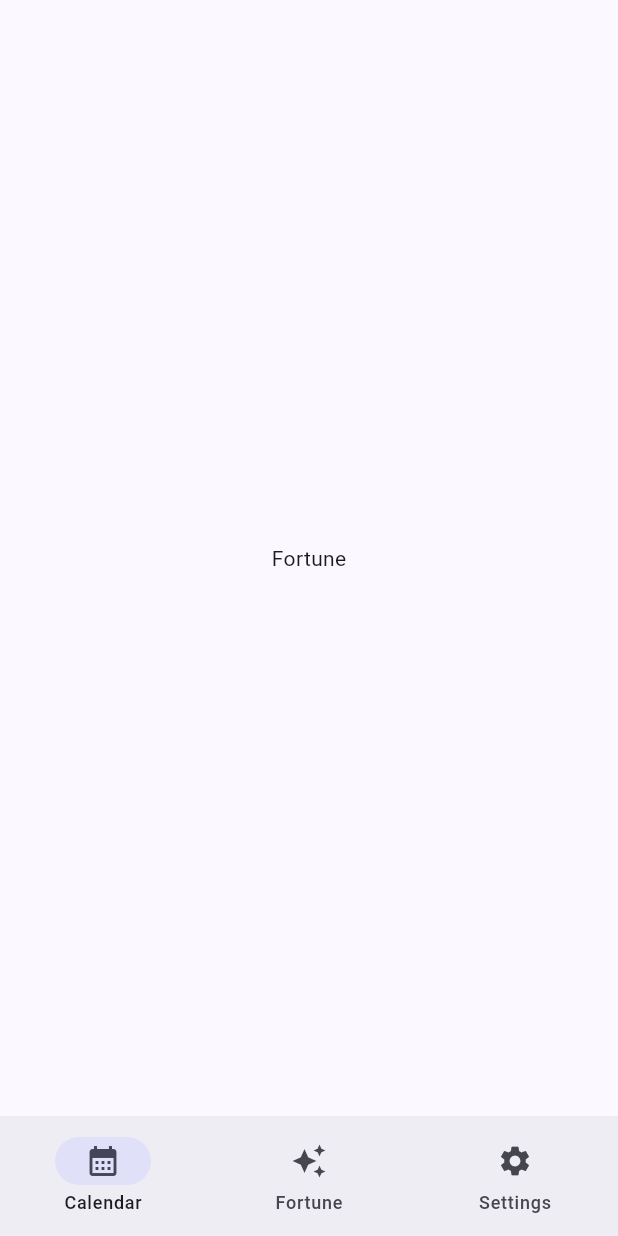
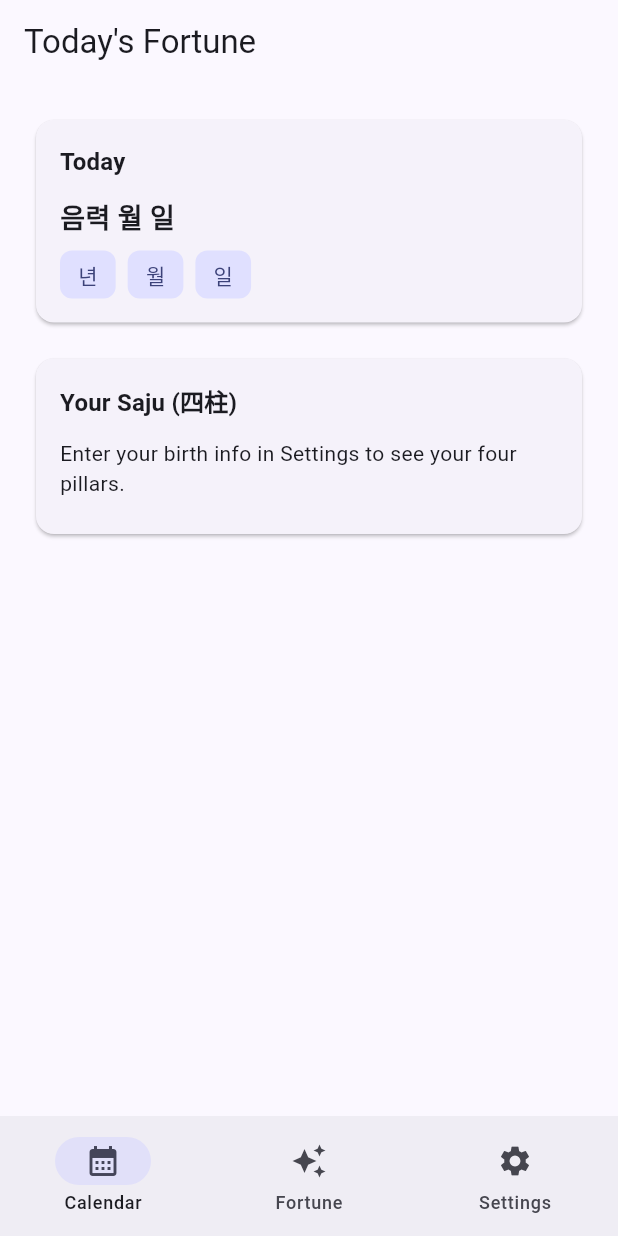
Before and after one commit to gridnflow/lunar_calendar, a Flutter app: the FortuneScreen screen opened by its route, on a phone screen of 412 x 824 dp. Run offline on Flutter 3.47's test engine with Material 3 defaults, Android fonts, the phone set to English and light mode, and no system bars; our stand-ins replace cloud_firestore, firebase_auth, firebase_core, flutter_riverpod, go_router, google_sign_in; missing offline and left inert: lunar; accounts and stored records are empty.

Commit message:
feat: add LunarService and Fortune screen with saju/four-pillars display
- Add LunarService wrapping the lunar package for lunar/solar conversion,
  day/month/year pillars, solar terms, lunar birthday date generation,
  and saju (four pillars) calculation
- Implement FortuneScreen showing today's lunar date, GanZhi pillars,
  solar term chip, and personalized saju card from user's birth info

```diff
--- a/lib/features/fortune/presentation/fortune_screen.dart
+++ b/lib/features/fortune/presentation/fortune_screen.dart
@@ -1,12 +1,169 @@
 import 'package:flutter/material.dart';
+import 'package:flutter_riverpod/flutter_riverpod.dart';
+import 'package:firebase_auth/firebase_auth.dart';
 
-class FortuneScreen extends StatelessWidget {
+import '../../../core/services/lunar_service.dart';
+import '../../../core/services/user_service.dart';
+import '../../../core/models/user_profile.dart';
+
+final _lunarServiceProvider = Provider((ref) => LunarService());
+final _userServiceProvider = Provider((ref) => UserService());
+
+final _profileProvider = FutureProvider<UserProfile?>((ref) {
+  final uid = FirebaseAuth.instance.currentUser?.uid;
+  if (uid == null) return Future.value(null);
+  return ref.read(_userServiceProvider).getProfile(uid);
+});
+
+class FortuneScreen extends ConsumerWidget {
   const FortuneScreen({super.key});
 
   @override
-  Widget build(BuildContext context) {
-    return const Scaffold(
-      body: Center(child: Text('Fortune')),
+  Widget build(BuildContext context, WidgetRef ref) {
+    final lunar = ref.read(_lunarServiceProvider);
+    final profileAsync = ref.watch(_profileProvider);
+
+    final todayLunar = lunar.todayLunarString();
+    final dayPillar = lunar.todayDayPillar();
+    final monthPillar = lunar.todayMonthPillar();
+    final yearPillar = lunar.todayYearPillar();
+    final solarTerm = lunar.todaySolarTerm();
+
+    return Scaffold(
+      appBar: AppBar(title: const Text('Today\'s Fortune')),
+      body: ListView(
+        padding: const EdgeInsets.all(20),
+        children: [
+          // Today's lunar date card
+          _InfoCard(
+            title: 'Today',
+            child: Column(
+              crossAxisAlignment: CrossAxisAlignment.start,
+              children: [
+                Text(todayLunar, style: const TextStyle(fontSize: 18, fontWeight: FontWeight.bold)),
+                const SizedBox(height: 8),
+                Row(children: [
+                  _PillarChip(label: yearPillar),
+                  const SizedBox(width: 8),
+                  _PillarChip(label: monthPillar),
+                  const SizedBox(width: 8),
+                  _PillarChip(label: dayPillar),
+                ]),
+                if (solarTerm != null) ...[
+                  const SizedBox(height: 8),
+                  Chip(
+                    label: Text('절기: $solarTerm'),
+                    backgroundColor: Theme.of(context).colorScheme.tertiaryContainer,
+                  ),
+                ],
+              ],
+            ),
+          ),
+          const SizedBox(height: 16),
+
+          // Personal 사주 card
+          profileAsync.when(
+            loading: () => const Center(child: CircularProgressIndicator()),
+            error: (e, _) => const SizedBox.shrink(),
+            data: (profile) {
+              if (profile == null || profile.birthYear == 0) {
+                return _InfoCard(
+                  title: 'Your Saju (四柱)',
+                  child: Column(
+                    children: [
+                      const Text('Enter your birth info in Settings to see your four pillars.'),
+                      const SizedBox(height: 8),
+                    ],
+                  ),
+                );
+              }
+
+              final birthDate = profile.isLunarBirth
+                  ? ref.read(_lunarServiceProvider).lunarToSolar(
+                      profile.birthYear, profile.birthMonth, profile.birthDay)
+                  : DateTime(profile.birthYear, profile.birthMonth, profile.birthDay);
+
+              final saju = lunar.getSaju(
+                year: birthDate.year,
+                month: birthDate.month,
+                day: birthDate.day,
+                hour: profile.birthHour,
+              );
+
+              return _InfoCard(
+                title: 'Your Saju (四柱)',
+                child: Row(
+                  mainAxisAlignment: MainAxisAlignment.spaceAround,
+                  children: [
+                    _SajuColumn(label: '年', value: saju['year'] ?? ''),
+                    _SajuColumn(label: '月', value: saju['month'] ?? ''),
+                    _SajuColumn(label: '日', value: saju['day'] ?? ''),
+                    if ((saju['hour'] ?? '').isNotEmpty)
+                      _SajuColumn(label: '時', value: saju['hour']!),
+                  ],
+                ),
+              );
+            },
+          ),
+        ],
+      ),
     );
   }
 }
+
+class _InfoCard extends StatelessWidget {
+  final String title;
+  final Widget child;
+  const _InfoCard({required this.title, required this.child});
+
+  @override
+  Widget build(BuildContext context) {
+    return Card(
+      child: Padding(
+        padding: const EdgeInsets.all(16),
+        child: Column(
+          crossAxisAlignment: CrossAxisAlignment.start,
+          children: [
+            Text(title, style: Theme.of(context).textTheme.titleMedium?.copyWith(fontWeight: FontWeight.bold)),
+            const SizedBox(height: 12),
+            child,
+          ],
+        ),
+      ),
+    );
+  }
+}
+
+class _PillarChip extends StatelessWidget {
+  final String label;
+  const _PillarChip({required this.label});
+
+  @override
+  Widget build(BuildContext context) {
+    return Container(
+      padding: const EdgeInsets.symmetric(horizontal: 12, vertical: 6),
+      decoration: BoxDecoration(
+        color: Theme.of(context).colorScheme.primaryContainer,
+        borderRadius: BorderRadius.circular(8),
+      ),
+      child: Text(label, style: TextStyle(color: Theme.of(context).colorScheme.onPrimaryContainer)),
+    );
+  }
+}
+
+class _SajuColumn extends StatelessWidget {
+  final String label;
+  final String value;
+  const _SajuColumn({required this.label, required this.value});
+
+  @override
+  Widget build(BuildContext context) {
+    return Column(
+      children: [
+        Text(label, style: const TextStyle(fontSize: 12, color: Colors.grey)),
+        const SizedBox(height: 4),
+        Text(value, style: const TextStyle(fontSize: 20, fontWeight: FontWeight.bold)),
+      ],
+    );
+  }
+}
```
Also changed, not shown: lib/core/services/lunar_service.dart (added, +86 -0 lines).
